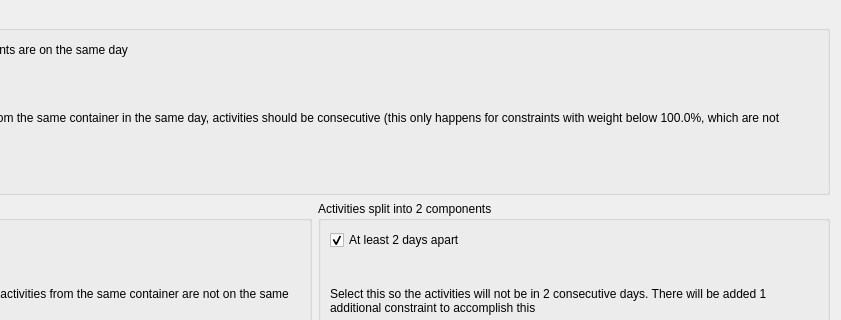
Qt form fet/src/interface/spreadmindaysconstraintsfivedaysform_template.ui (vonmecheln/fet) before a commit; both pictures show x 212 to 1053 and y 0 to 320 of the 1053 by 615 pixel window.
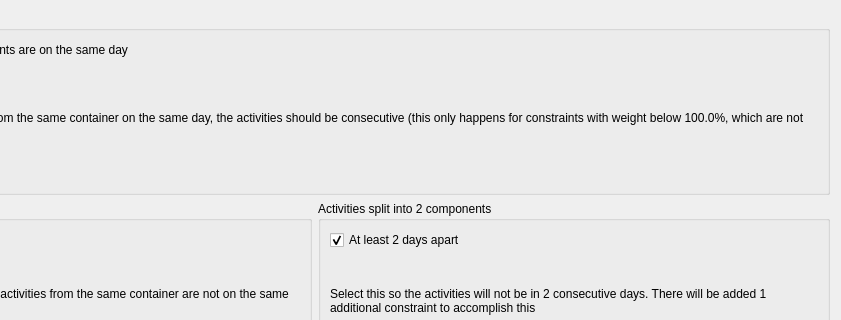
The same form after that commit.

```diff
--- a/fet/src/interface/spreadmindaysconstraintsfivedaysform_template.ui
+++ b/fet/src/interface/spreadmindaysconstraintsfivedaysform_template.ui
@@ -39,7 +39,7 @@
          </sizepolicy>
         </property>
         <property name="text">
-         <string>Select if when placing 2 activities from the same container in the same day, activities should be consecutive (this only happens for constraints with weight below 100.0%, which are not respected)</string>
+         <string>Select if when placing 2 activities from the same container on the same day, the activities should be consecutive (this only happens for constraints with weight below 100.0%, which are not respected)</string>
         </property>
         <property name="wordWrap">
          <bool>true</bool>
```
